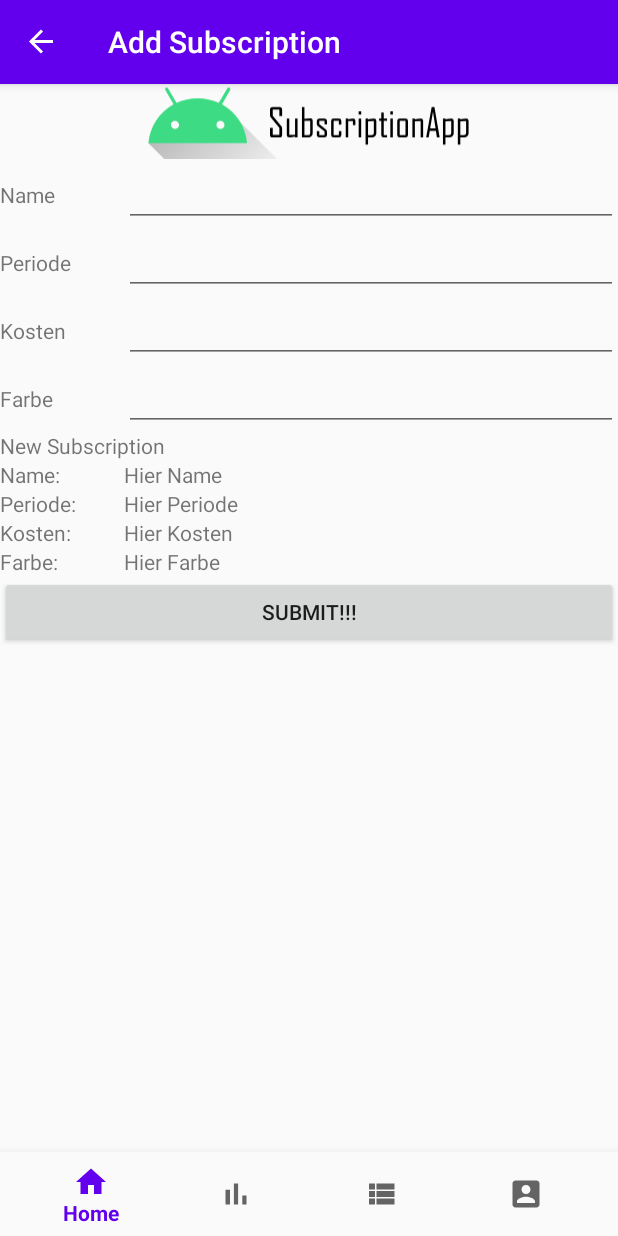
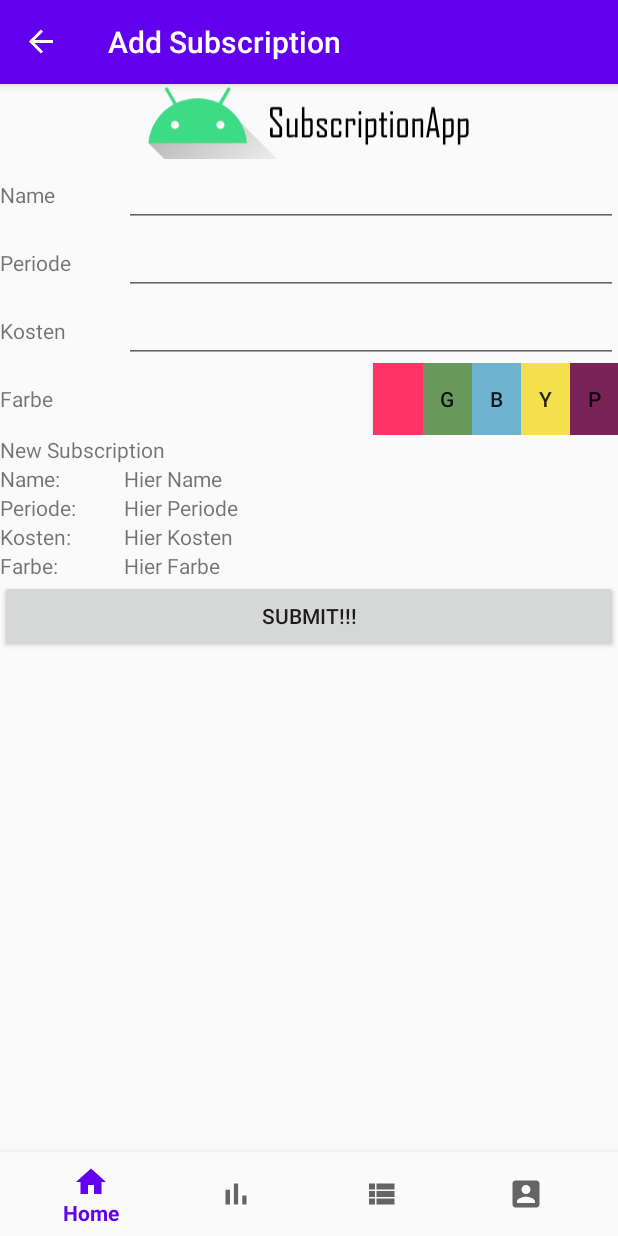
Before and after one commit to Marvin2611/SubscriptionApp, an Android app: the SubListAddFragment screen opened through its navigation route, on a phone screen of 412 x 824 dp. Run offline under Robolectric (Android 15) with nearby library versions, the phone set to English and light mode, and no system bars; our stand-ins replace navigation-ui; libraries missing offline, so code that uses them is left out: com.github.mikephil.charting; 12 statements that could not run were skipped.

Commit message:
Polished something

```diff
--- a/app/src/main/java/com/example/subscriptionapp/GColors.kt
+++ /dev/null
@@ -1,6 +0,0 @@
-package com.example.subscriptionapp
-
-class GColors {
-    var blue: String = ""
-    var red: String = ""
-}
--- a/app/src/main/java/com/example/subscriptionapp/ui/home/HomeFragment.kt
+++ b/app/src/main/java/com/example/subscriptionapp/ui/home/HomeFragment.kt
@@ -61,15 +61,21 @@ class HomeFragment : Fragment() {
     //Set the PieChart Data
     fun setPieChartData(view: View) {
         val listPie = ArrayList<PieEntry>()
-        val listColors = ArrayList<Int>()
 
         //Add PieChart Data here
         AddPieChart(view, listPie)
-        listColors.add(resources.getColor(R.color.colorPrimary))
+        val colors: ArrayList<Int> = ArrayList()
+        colors.add(resources.getColor(R.color.red))
+        colors.add(resources.getColor(R.color.green))
+        colors.add(resources.getColor(R.color.blue))
+        colors.add(resources.getColor(R.color.yellow))
+        colors.add(resources.getColor(R.color.purple))
+
+        colors.add(resources.getColor(R.color.colorPrimary))
 
         //Connect colors to the PieChart
         val pieDataSet = PieDataSet(listPie, "")
-        pieDataSet.colors = listColors
+        pieDataSet.colors = colors
 
         //Connect data to the PieChart
         val pieData = PieData(pieDataSet)
--- a/app/src/main/java/com/example/subscriptionapp/ui/sublistadd/SubListAddFragment.kt
+++ b/app/src/main/java/com/example/subscriptionapp/ui/sublistadd/SubListAddFragment.kt
@@ -19,6 +19,7 @@ import com.example.subscriptionapp.MainViewModel
 import com.example.subscriptionapp.R
 import java.lang.Error
 import java.util.*
+import kotlin.collections.ArrayList
 
 
 class SubListAddFragment : Fragment() {
@@ -40,7 +41,12 @@ class SubListAddFragment : Fragment() {
         val editTextName: EditText = root.findViewById(R.id.addlistelement_name)
         val editTextPeriod: EditText = root.findViewById(R.id.addlistelement_period)
         val editTextCost: EditText = root.findViewById(R.id.addlistelement_cost)
-        val editTextColor: EditText = root.findViewById(R.id.addlistelement_color)
+        val editColorList: ArrayList<Button> = ArrayList()
+        editColorList.add(root.findViewById(R.id.addlistelement_color1))
+        editColorList.add(root.findViewById(R.id.addlistelement_color2))
+        editColorList.add(root.findViewById(R.id.addlistelement_color3))
+        editColorList.add(root.findViewById(R.id.addlistelement_color4))
+        editColorList.add(root.findViewById(R.id.addlistelement_color5))
 
         val textName: TextView = root.findViewById(R.id.listelement_name)
         val textPeriod: TextView = root.findViewById(R.id.listelement_period)
@@ -66,7 +72,7 @@ class SubListAddFragment : Fragment() {
             }
 
             override fun onTextChanged(s: CharSequence?, start: Int, before: Int, count: Int) {
-                UpdateTextBoxes(editTextName, textName)
+                UpdateTextBoxes(editTextPeriod, textPeriod)
             }
         })
         editTextCost.addTextChangedListener(object : TextWatcher {
@@ -77,25 +83,30 @@ class SubListAddFragment : Fragment() {
             }
 
             override fun onTextChanged(s: CharSequence?, start: Int, before: Int, count: Int) {
-                UpdateTextBoxes(editTextName, textName)
+                UpdateTextBoxes(editTextCost, textCost)
             }
         })
-        editTextColor.addTextChangedListener(object : TextWatcher {
-            override fun afterTextChanged(s: Editable?) {
+
+        editColorList.forEach(){
+            it.setOnClickListener(){
+                if(it.id == editColorList[0].id){
+                    textColor.text = "#FF3366"
+                } else if(it.id == editColorList[1].id){
+                    textColor.text = "#69995D"
+                } else if(it.id == editColorList[2].id){
+                    textColor.text = "#6EB4D1"
+                } else if(it.id == editColorList[3].id){
+                    textColor.text = "#F4E04D"
+                } else if(it.id == editColorList[4].id){
+                    textColor.text = "#792359"
+                }
             }
-
-            override fun beforeTextChanged(s: CharSequence?, start: Int, count: Int, after: Int) {
-            }
-
-            override fun onTextChanged(s: CharSequence?, start: Int, before: Int, count: Int) {
-                UpdateTextBoxes(editTextName, textName)
-            }
-        })
+        }
 
         val button = root.findViewById(R.id.addlistelement_button) as Button
         button.setOnClickListener{
 
-            AddListItem(root.rootView, editTextName.text.toString(), editTextPeriod.text.toString(), editTextCost.text.toString(), editTextColor.text.toString())
+            AddListItem(root.rootView, editTextName.text.toString(), editTextPeriod.text.toString(), editTextCost.text.toString(), textColor.text.toString())
 
             findNavController().navigate(R.id.action_navigation_sublistadd_to_navigation_sublist)
         }
--- a/app/src/main/res/layout/fragment_sublistadd.xml
+++ b/app/src/main/res/layout/fragment_sublistadd.xml
@@ -83,13 +83,41 @@
                     android:layout_height="wrap_content"
                     android:layout_weight=".8"
                     android:text="Farbe"/>
-                <EditText
-                    android:id="@+id/addlistelement_color"
-                    android:layout_width="match_parent"
+                <Button
+                    android:id="@+id/addlistelement_color1"
+                    android:layout_width="wrap_content"
                     android:layout_height="wrap_content"
-                    android:layout_weight=".2"
-                    android:ems="10"
-                    android:inputType="textPersonName"/>
+                    android:layout_weight=".27"
+                    android:background="@color/red"/>
+                <Button
+                    android:id="@+id/addlistelement_color2"
+                    android:layout_width="wrap_content"
+                    android:layout_height="wrap_content"
+                    android:layout_weight=".27"
+                    android:text="@string/profile_g"
+                    android:background="@color/green"/>
+                <Button
+                    android:id="@+id/addlistelement_color3"
+                    android:layout_width="wrap_content"
+                    android:layout_height="wrap_content"
+                    android:layout_weight=".27"
+                    android:text="@string/profile_b"
+                    android:background="@color/blue"/>
+                <Button
+                    android:id="@+id/addlistelement_color4"
+                    android:layout_width="wrap_content"
+                    android:layout_height="wrap_content"
+                    android:layout_weight=".27"
+                    android:text="@string/profile_y"
+                    android:background="@color/yellow"/>
+                <Button
+                    android:id="@+id/addlistelement_color5"
+                    android:layout_width="wrap_content"
+                    android:layout_height="wrap_content"
+                    android:layout_weight=".27"
+                    android:text="@string/profile_p"
+                    android:background="@color/purple"/>
+
             </LinearLayout>
             <LinearLayout
                 android:layout_width="match_parent"
--- a/app/src/main/res/values/colors.xml
+++ b/app/src/main/res/values/colors.xml
@@ -3,10 +3,10 @@
     <color name="colorPrimary">#6200EE</color>
     <color name="colorPrimaryDark">#3700B3</color>
     <color name="colorAccent">#03DAC5</color>
-    <color name="red">#FF0000</color>
-    <color name="green">#00FF00</color>
-    <color name="blue">#0000FF</color>
-    <color name="yellow">#FFFF00</color>
-    <color name="purple">#800080</color>
+    <color name="red">#FF3366</color>
+    <color name="green">#69995D</color>
+    <color name="blue">#6EB4D1</color>
+    <color name="yellow">#F4E04D</color>
+    <color name="purple">#792359</color>
     <color name="dark">#808080</color>
 </resources>
```
Also changed, not shown: app/src/main/java/com/example/subscriptionapp/Abo.kt (deleted, +0 -61 lines), app/src/main/java/com/example/subscriptionapp/SublistAdapter.kt (added, +27 -0 lines), app/src/main/java/com/example/subscriptionapp/ui/sublist/SubListFragment.kt (+23 -0 lines), app/src/main/res/layout/fragment_sublist.xml (+11 -4 lines), app/src/main/res/layout/sublist_item.xml (+22 -10 lines).
